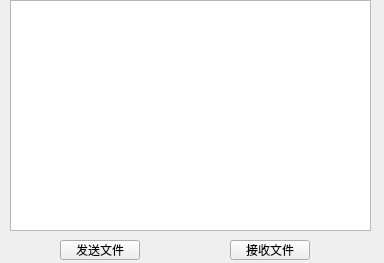
First picture: the form in mainwindow.ui, repository vkgo/socketFileTransferGUI, before the edit.
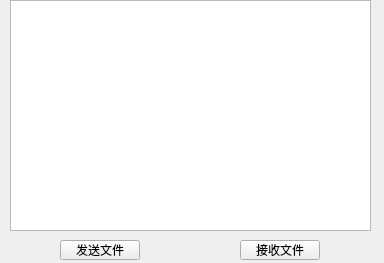
Second picture: the form after the edit.

```diff
--- a/mainwindow.ui
+++ b/mainwindow.ui
@@ -43,7 +43,7 @@
    <widget class="QPushButton" name="pushButton_2">
     <property name="geometry">
      <rect>
-      <x>230</x>
+      <x>240</x>
       <y>240</y>
       <width>80</width>
       <height>20</height>
```
Left out of the diff: 2 changed lines with no effect on the pictures.
